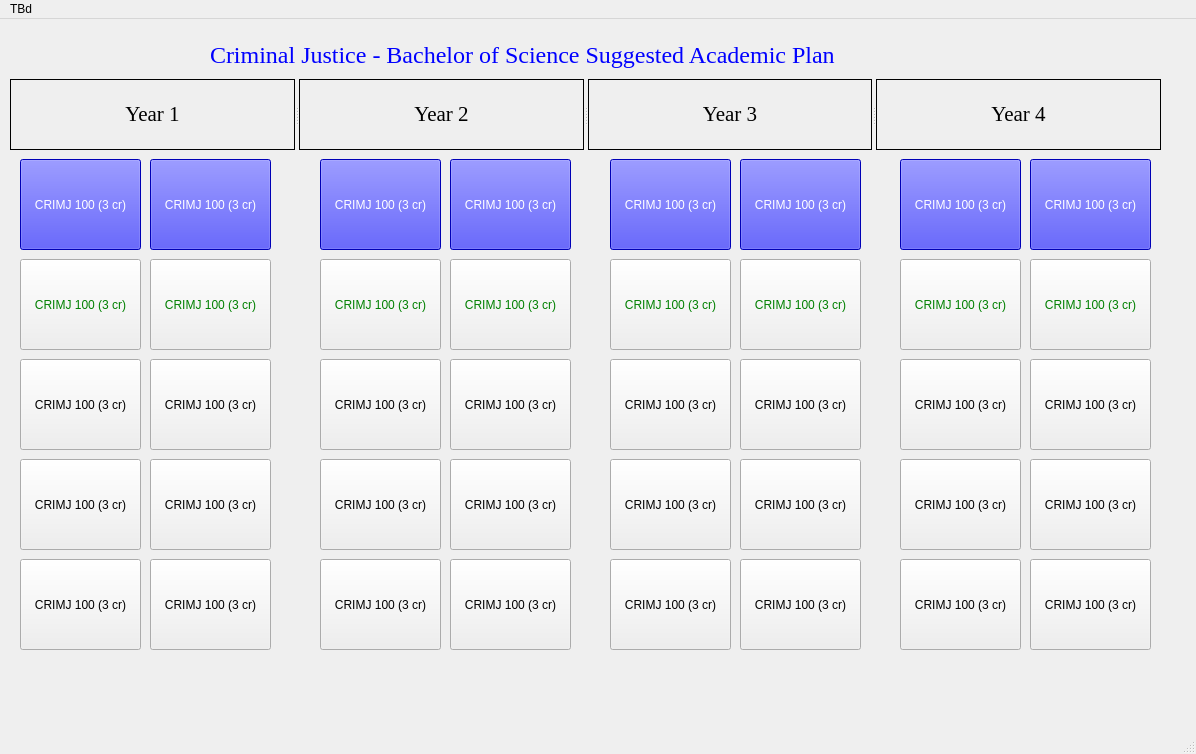
hseitaj/Interactive-Flow-Chart, file project.ui: the form before one commit.
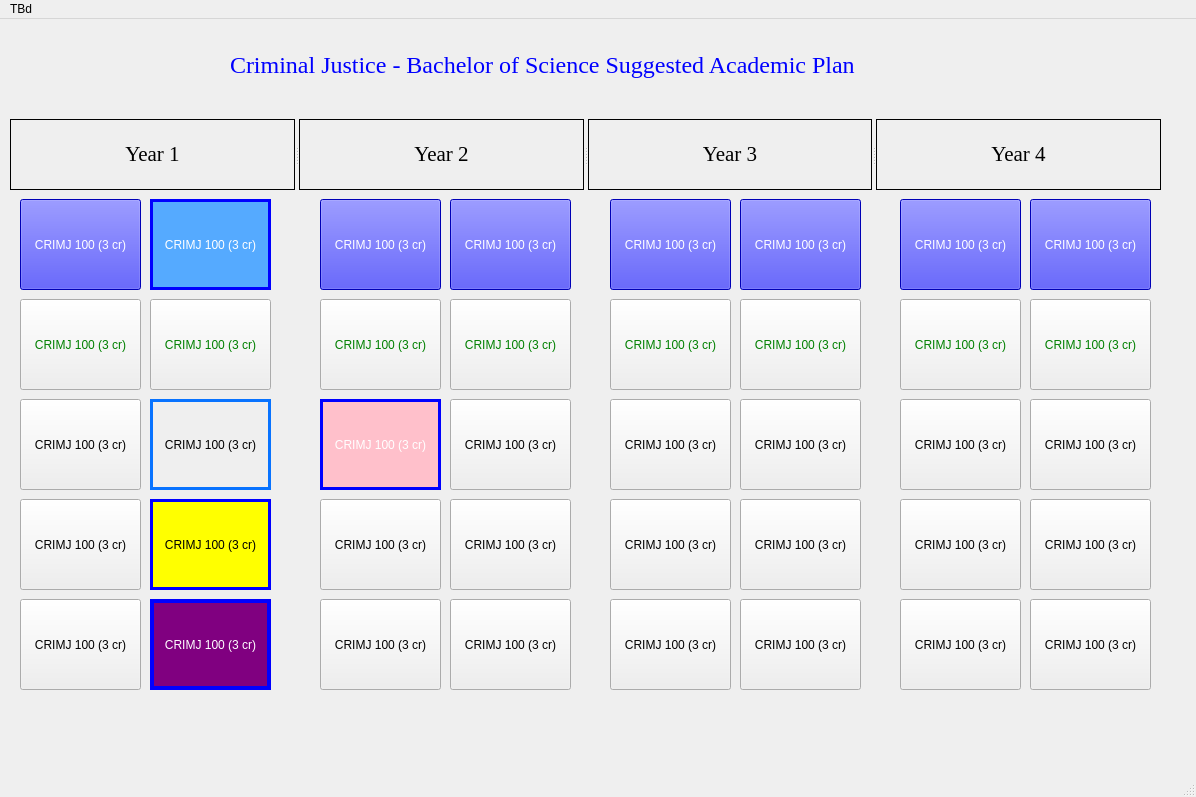
The form after the commit. Icons and pictures are not drawn.

```diff
--- a/project.ui
+++ b/project.ui
@@ -7,7 +7,7 @@
     <x>0</x>
     <y>0</y>
     <width>1196</width>
-    <height>754</height>
+    <height>797</height>
    </rect>
   </property>
   <property name="windowTitle">
@@ -17,8 +17,8 @@
    <widget class="QLabel" name="label">
     <property name="geometry">
      <rect>
-      <x>210</x>
-      <y>20</y>
+      <x>230</x>
+      <y>30</y>
       <width>771</width>
       <height>31</height>
      </rect>
@@ -46,7 +46,7 @@
     <property name="geometry">
      <rect>
       <x>20</x>
-      <y>140</y>
+      <y>180</y>
       <width>121</width>
       <height>91</height>
      </rect>
@@ -70,7 +70,7 @@
     <property name="geometry">
      <rect>
       <x>10</x>
-      <y>60</y>
+      <y>100</y>
       <width>1151</width>
       <height>71</height>
      </rect>
@@ -219,7 +219,7 @@
     <property name="geometry">
      <rect>
       <x>20</x>
-      <y>240</y>
+      <y>280</y>
       <width>121</width>
       <height>91</height>
      </rect>
@@ -242,7 +242,7 @@
     <property name="geometry">
      <rect>
       <x>20</x>
-      <y>340</y>
+      <y>380</y>
       <width>121</width>
       <height>91</height>
      </rect>
@@ -262,7 +262,7 @@
     <property name="geometry">
      <rect>
       <x>20</x>
-      <y>440</y>
+      <y>480</y>
       <width>121</width>
       <height>91</height>
      </rect>
@@ -282,7 +282,7 @@
     <property name="geometry">
      <rect>
       <x>20</x>
-      <y>540</y>
+      <y>580</y>
       <width>121</width>
       <height>91</height>
      </rect>
@@ -302,13 +302,14 @@
     <property name="geometry">
      <rect>
       <x>150</x>
-      <y>340</y>
+      <y>380</y>
       <width>121</width>
       <height>91</height>
      </rect>
     </property>
     <property name="styleSheet">
      <string notr="true">color: black;
+border : 3px solid rgb(8, 115, 255);
 </string>
     </property>
     <property name="text">
@@ -322,13 +323,15 @@
     <property name="geometry">
      <rect>
       <x>150</x>
-      <y>440</y>
+      <y>480</y>
       <width>121</width>
       <height>91</height>
      </rect>
     </property>
     <property name="styleSheet">
-     <string notr="true">color: black;
+     <string notr="true">background-color: yellow;
+color: black;
+border : 3px solid blue;
 </string>
     </property>
     <property name="text">
@@ -342,14 +345,15 @@
     <property name="geometry">
      <rect>
       <x>150</x>
-      <y>140</y>
+      <y>180</y>
       <width>121</width>
       <height>91</height>
      </rect>
     </property>
     <property name="styleSheet">
-     <string notr="true">background-color: blue;
+     <string notr="true">background-color: rgb(85, 170, 255);
 color: white;
+border : 3px solid blue;
 </string>
     </property>
     <property name="text">
@@ -366,7 +370,7 @@
     <property name="geometry">
      <rect>
       <x>150</x>
-      <y>240</y>
+      <y>280</y>
       <width>121</width>
       <height>91</height>
      </rect>
@@ -389,13 +393,15 @@
     <property name="geometry">
      <rect>
       <x>150</x>
-      <y>540</y>
+      <y>580</y>
       <width>121</width>
       <height>91</height>
      </rect>
     </property>
     <property name="styleSheet">
-     <string notr="true">color: black;
+     <string notr="true">background-color: purple;
+color: white;
+border : 4px solid blue;
 </string>
     </property>
     <property name="text">
@@ -409,7 +415,7 @@
     <property name="geometry">
      <rect>
       <x>450</x>
-      <y>140</y>
+      <y>180</y>
       <width>121</width>
       <height>91</height>
      </rect>
@@ -433,7 +439,7 @@
     <property name="geometry">
      <rect>
       <x>450</x>
-      <y>540</y>
+      <y>580</y>
       <width>121</width>
       <height>91</height>
      </rect>
@@ -453,13 +459,15 @@
     <property name="geometry">
      <rect>
       <x>320</x>
-      <y>340</y>
+      <y>380</y>
       <width>121</width>
       <height>91</height>
      </rect>
     </property>
     <property name="styleSheet">
-     <string notr="true">color: black;
+     <string notr="true">background-color: pink;
+color: white;
+border : 3px solid blue;
 </string>
     </property>
     <property name="text">
@@ -473,7 +481,7 @@
     <property name="geometry">
      <rect>
       <x>450</x>
-      <y>340</y>
+      <y>380</y>
       <width>121</width>
       <height>91</height>
      </rect>
@@ -493,7 +501,7 @@
     <property name="geometry">
      <rect>
       <x>450</x>
-      <y>240</y>
+      <y>280</y>
       <width>121</width>
       <height>91</height>
      </rect>
@@ -516,7 +524,7 @@
     <property name="geometry">
      <rect>
       <x>320</x>
-      <y>440</y>
+      <y>480</y>
       <width>121</width>
       <height>91</height>
      </rect>
@@ -536,7 +544,7 @@
     <property name="geometry">
      <rect>
       <x>320</x>
-      <y>140</y>
+      <y>180</y>
       <width>121</width>
       <height>91</height>
      </rect>
@@ -560,7 +568,7 @@
     <property name="geometry">
      <rect>
       <x>450</x>
-      <y>440</y>
+      <y>480</y>
       <width>121</width>
       <height>91</height>
      </rect>
@@ -580,7 +588,7 @@
     <property name="geometry">
      <rect>
       <x>320</x>
-      <y>240</y>
+      <y>280</y>
       <width>121</width>
       <height>91</height>
      </rect>
@@ -603,7 +611,7 @@
     <property name="geometry">
      <rect>
       <x>320</x>
-      <y>540</y>
+      <y>580</y>
       <width>121</width>
       <height>91</height>
      </rect>
@@ -623,7 +631,7 @@
     <property name="geometry">
      <rect>
       <x>740</x>
-      <y>140</y>
+      <y>180</y>
       <width>121</width>
       <height>91</height>
      </rect>
@@ -647,7 +655,7 @@
     <property name="geometry">
      <rect>
       <x>740</x>
-      <y>540</y>
+      <y>580</y>
       <width>121</width>
       <height>91</height>
      </rect>
@@ -667,7 +675,7 @@
     <property name="geometry">
      <rect>
       <x>610</x>
-      <y>340</y>
+      <y>380</y>
       <width>121</width>
       <height>91</height>
      </rect>
@@ -687,7 +695,7 @@
     <property name="geometry">
      <rect>
       <x>740</x>
-      <y>340</y>
+      <y>380</y>
       <width>121</width>
       <height>91</height>
      </rect>
@@ -707,7 +715,7 @@
     <property name="geometry">
      <rect>
       <x>740</x>
-      <y>240</y>
+      <y>280</y>
       <width>121</width>
       <height>91</height>
      </rect>
@@ -730,7 +738,7 @@
     <property name="geometry">
      <rect>
       <x>610</x>
-      <y>440</y>
+      <y>480</y>
       <width>121</width>
       <height>91</height>
      </rect>
@@ -750,7 +758,7 @@
     <property name="geometry">
      <rect>
       <x>610</x>
-      <y>140</y>
+      <y>180</y>
       <width>121</width>
       <height>91</height>
      </rect>
@@ -774,7 +782,7 @@
     <property name="geometry">
      <rect>
       <x>740</x>
-      <y>440</y>
+      <y>480</y>
       <width>121</width>
       <height>91</height>
      </rect>
@@ -794,7 +802,7 @@
     <property name="geometry">
      <rect>
       <x>610</x>
-      <y>240</y>
+      <y>280</y>
       <width>121</width>
       <height>91</height>
      </rect>
@@ -817,7 +825,7 @@
     <property name="geometry">
      <rect>
       <x>610</x>
-      <y>540</y>
+      <y>580</y>
       <width>121</width>
       <height>91</height>
      </rect>
@@ -837,7 +845,7 @@
     <property name="geometry">
      <rect>
       <x>1030</x>
-      <y>140</y>
+      <y>180</y>
       <width>121</width>
       <height>91</height>
      </rect>
@@ -861,7 +869,7 @@
     <property name="geometry">
      <rect>
       <x>1030</x>
-      <y>540</y>
+      <y>580</y>
       <width>121</width>
       <height>91</height>
      </rect>
@@ -881,7 +889,7 @@
     <property name="geometry">
      <rect>
       <x>900</x>
-      <y>340</y>
+      <y>380</y>
       <width>121</width>
       <height>91</height>
      </rect>
@@ -901,7 +909,7 @@
     <property name="geometry">
      <rect>
       <x>1030</x>
-      <y>340</y>
+      <y>380</y>
       <width>121</width>
       <height>91</height>
      </rect>
@@ -921,7 +929,7 @@
     <property name="geometry">
      <rect>
       <x>1030</x>
-      <y>240</y>
+      <y>280</y>
       <width>121</width>
       <height>91</height>
      </rect>
@@ -944,7 +952,7 @@
     <property name="geometry">
      <rect>
       <x>900</x>
-      <y>440</y>
+      <y>480</y>
       <width>121</width>
       <height>91</height>
      </rect>
@@ -964,7 +972,7 @@
     <property name="geometry">
      <rect>
       <x>900</x>
-      <y>140</y>
+      <y>180</y>
       <width>121</width>
       <height>91</height>
      </rect>
@@ -988,7 +996,7 @@
     <property name="geometry">
      <rect>
       <x>1030</x>
-      <y>440</y>
+      <y>480</y>
       <width>121</width>
       <height>91</height>
      </rect>
@@ -1008,7 +1016,7 @@
     <property name="geometry">
      <rect>
       <x>900</x>
-      <y>240</y>
+      <y>280</y>
       <width>121</width>
       <height>91</height>
      </rect>
@@ -1031,7 +1039,7 @@
     <property name="geometry">
      <rect>
       <x>900</x>
-      <y>540</y>
+      <y>580</y>
       <width>121</width>
       <height>91</height>
      </rect>
@@ -1047,6 +1055,34 @@
      <bool>false</bool>
     </property>
    </widget>
+   <widget class="QLabel" name="label_6">
+    <property name="geometry">
+     <rect>
+      <x>30</x>
+      <y>20</y>
+      <width>171</width>
+      <height>61</height>
+     </rect>
+    </property>
+    <property name="autoFillBackground">
+     <bool>true</bool>
+    </property>
+    <property name="styleSheet">
+     <string notr="true">background-image: url(:/newPrefix/icon1.png);</string>
+    </property>
+    <property name="text">
+     <string/>
+    </property>
+    <property name="textFormat">
+     <enum>Qt::PlainText</enum>
+    </property>
+    <property name="pixmap">
+     <pixmap resource="PSA - Fall 2022/CMPSC 487W/Final Project/test.qrc">:/newPrefix/icon1.png</pixmap>
+    </property>
+    <property name="scaledContents">
+     <bool>true</bool>
+    </property>
+   </widget>
   </widget>
   <widget class="QMenuBar" name="menubar">
    <property name="geometry">
```
Left out of the diff: 4 changed lines with no effect on the pictures.
